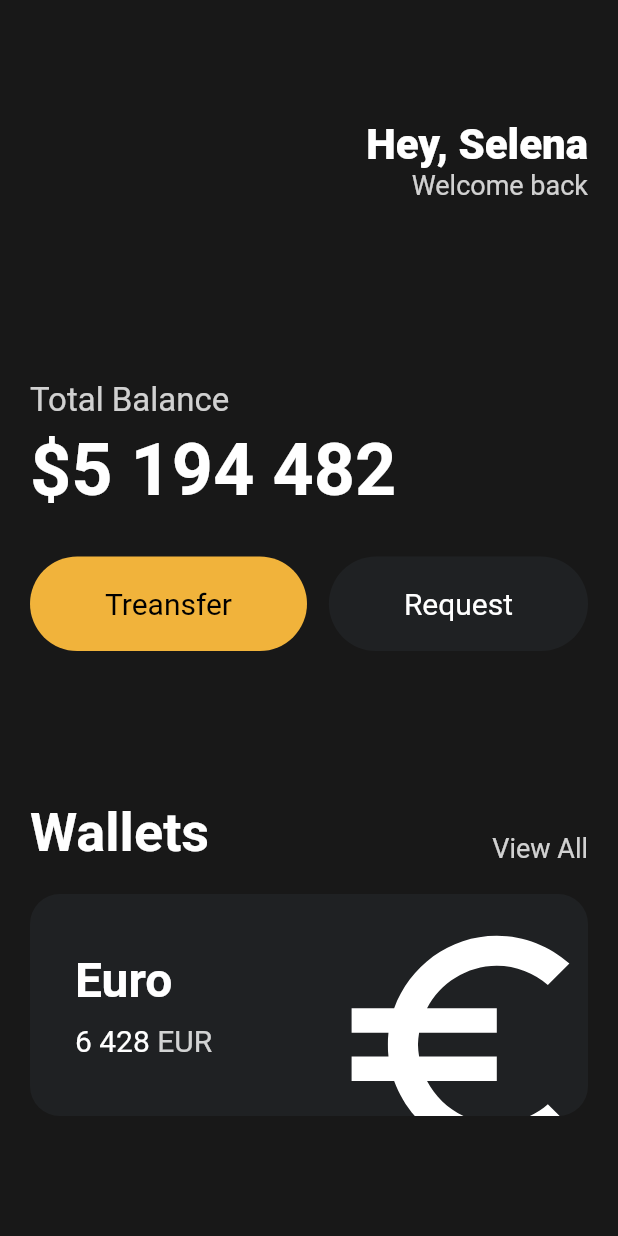
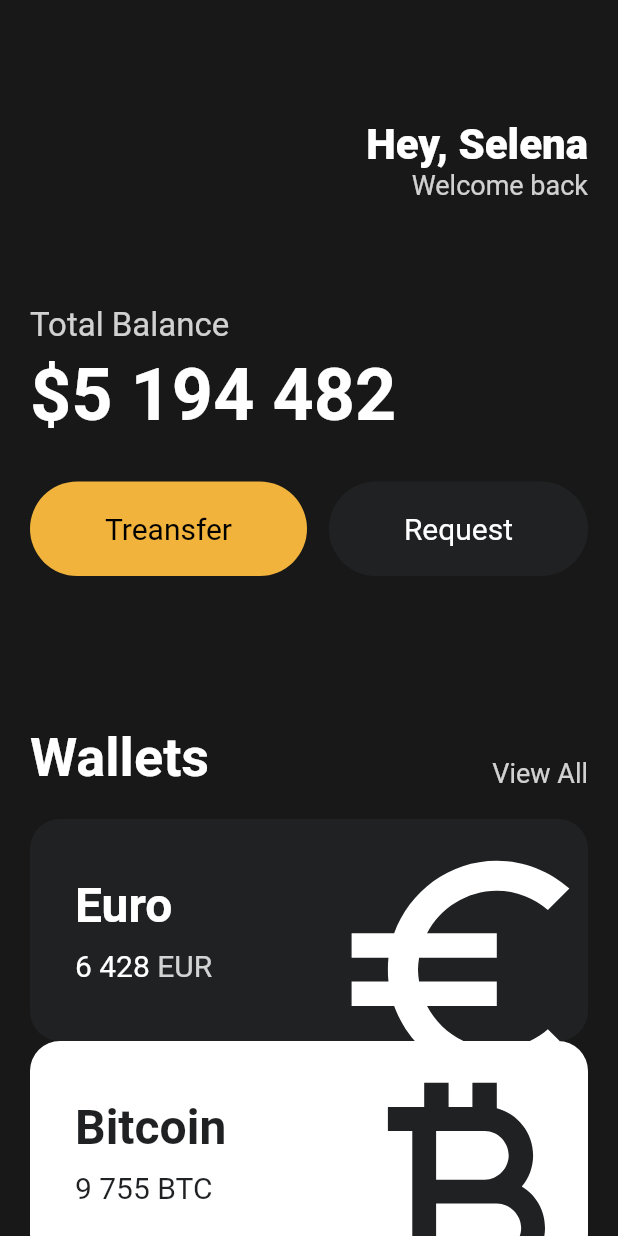
Before and after one commit to LEEBONGHAK/basic-of-flutter, a Flutter app: the screen it shows after launch, on a phone screen of 412 x 824 dp. Run offline on Flutter 3.47's test engine with Material 2 defaults, Android fonts, the phone set to English and light mode, and no system bars.

Commit message:
3.8 Reusable Cards

```diff
--- a/lib/main.dart
+++ b/lib/main.dart
@@ -1,5 +1,6 @@
 import 'package:flutter/material.dart';
 import 'package:toonflix/widgets/button.dart';
+import 'package:toonflix/widgets/currency_card.dart';
 
 void main() {
   runApp(const App());
@@ -49,7 +50,7 @@ class App extends StatelessWidget {
                 ],
               ),
               const SizedBox(
-                height: 120,
+                height: 70,
               ),
               Text(
                 'Total Balance',
@@ -114,68 +115,26 @@ class App extends StatelessWidget {
               const SizedBox(
                 height: 20,
               ),
-              Container(
-                clipBehavior: Clip.hardEdge,
-                decoration: BoxDecoration(
-                  color: const Color(0xFF1F2123),
-                  borderRadius: BorderRadius.circular(20),
-                ),
-                child: Padding(
-                  padding: const EdgeInsets.all(30),
-                  child: Row(
-                    mainAxisAlignment: MainAxisAlignment.spaceBetween,
-                    children: [
-                      Column(
-                        crossAxisAlignment: CrossAxisAlignment.start,
-                        children: [
-                          const Text(
-                            'Euro',
-                            style: TextStyle(
-                              color: Colors.white,
-                              fontSize: 32,
-                              fontWeight: FontWeight.w600,
-                            ),
-                          ),
-                          const SizedBox(
-                            height: 10,
-                          ),
-                          Row(
-                            children: [
-                              const Text(
-                                '6 428',
-                                style: TextStyle(
-                                  color: Colors.white,
-                                  fontSize: 20,
-                                ),
-                              ),
-                              const SizedBox(
-                                width: 5,
-                              ),
-                              Text(
-                                'EUR',
-                                style: TextStyle(
-                                  color: Colors.white.withOpacity(0.8),
-                                  fontSize: 20,
-                                ),
-                              ),
-                            ],
-                          ),
-                        ],
-                      ),
-                      Transform.scale(
-                        scale: 2.2,
-                        child: Transform.translate(
-                          offset: const Offset(-5, 12),
-                          child: const Icon(
-                            Icons.euro_symbol,
-                            color: Colors.white,
-                            size: 88,
-                          ),
-                        ),
-                      ),
-                    ],
-                  ),
-                ),
+              const CurrencyCard(
+                name: 'Euro',
+                code: 'EUR',
+                amount: '6 428',
+                icon: Icons.euro_symbol,
+                isInverted: false,
+              ),
+              const CurrencyCard(
+                name: 'Bitcoin',
+                code: 'BTC',
+                amount: '9 755',
+                icon: Icons.currency_bitcoin,
+                isInverted: true,
+              ),
+              const CurrencyCard(
+                name: 'Dollar',
+                code: 'USD',
+                amount: '1 234',
+                icon: Icons.attach_money,
+                isInverted: false,
               ),
             ],
           )),
--- /dev/null
+++ b/lib/widgets/currency_card.dart
@@ -0,0 +1,87 @@
+import 'package:flutter/material.dart';
+
+class CurrencyCard extends StatelessWidget {
+  final String name, code, amount;
+  final IconData icon;
+  final bool isInverted;
+
+  final _blackColor = const Color(0xFF1F2123);
+
+  const CurrencyCard({
+    super.key,
+    required this.name,
+    required this.code,
+    required this.amount,
+    required this.icon,
+    required this.isInverted,
+  });
+
+  @override
+  Widget build(BuildContext context) {
+    return Container(
+      clipBehavior: Clip.hardEdge,
+      decoration: BoxDecoration(
+        color: isInverted ? Colors.white : _blackColor,
+        borderRadius: BorderRadius.circular(20),
+      ),
+      child: Padding(
+        padding: const EdgeInsets.all(30),
+        child: Row(
+          mainAxisAlignment: MainAxisAlignment.spaceBetween,
+          children: [
+            Column(
+              crossAxisAlignment: CrossAxisAlignment.start,
+              children: [
+                Text(
+                  name,
+                  style: TextStyle(
+                    color: isInverted ? _blackColor : Colors.white,
+                    fontSize: 32,
+                    fontWeight: FontWeight.w600,
+                  ),
+                ),
+                const SizedBox(
+                  height: 10,
+                ),
+                Row(
+                  children: [
+                    Text(
+                      amount,
+                      style: TextStyle(
+                        color: isInverted ? _blackColor : Colors.white,
+                        fontSize: 20,
+                      ),
+                    ),
+                    const SizedBox(
+                      width: 5,
+                    ),
+                    Text(
+                      code,
+                      style: TextStyle(
+                        color: isInverted
+                            ? _blackColor
+                            : Colors.white.withOpacity(0.8),
+                        fontSize: 20,
+                      ),
+                    ),
+                  ],
+                ),
+              ],
+            ),
+            Transform.scale(
+              scale: 2.2,
+              child: Transform.translate(
+                offset: const Offset(-5, 12),
+                child: Icon(
+                  icon,
+                  color: isInverted ? _blackColor : Colors.white,
+                  size: 88,
+                ),
+              ),
+            ),
+          ],
+        ),
+      ),
+    );
+  }
+}
```
